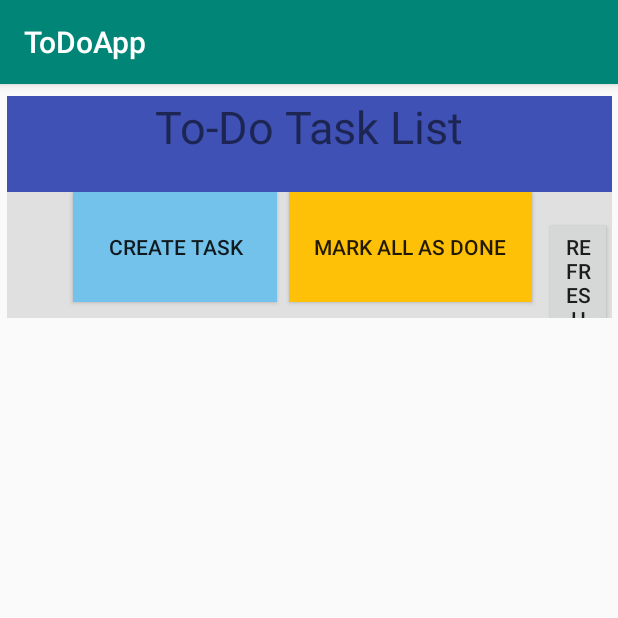
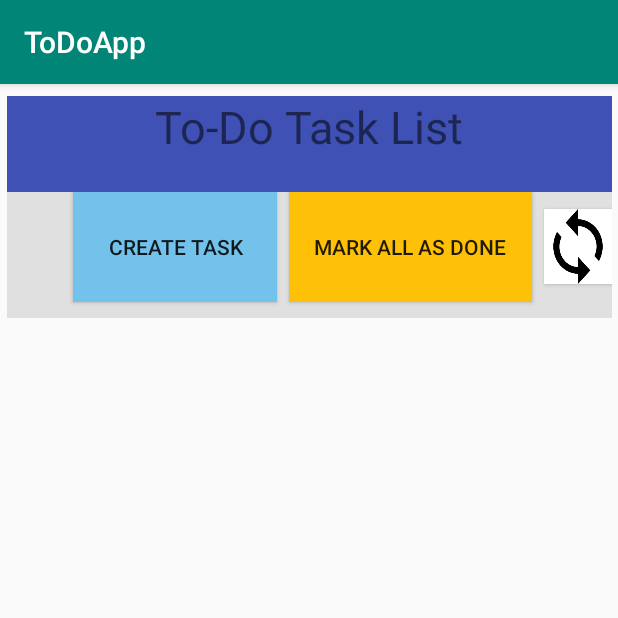
Before and after one commit to kaustuvnandy/ToDoAppProject, an Android app: the ToDoTaskList screen opened directly, with no data from a screen before it, on a phone screen of 412 x 824 dp, the top half of it. Run offline under Robolectric (Android 15) with nearby library versions, the phone set to English and light mode, and no system bars; libraries missing offline, so code that uses them is left out: io.realm; 5 statements that could not run were skipped.

Commit message:
4th commit
Added 'Refresh Logo', DatePicker, Minor Changes

```diff
--- a/ToDoApp/app/src/main/java/com/project/todoapp/MyAdapter.java
+++ b/ToDoApp/app/src/main/java/com/project/todoapp/MyAdapter.java
@@ -31,7 +31,7 @@ public class MyAdapter extends RecyclerView.Adapter<MyAdapter.MyViewHolder> {
     public void onBindViewHolder(@NonNull MyViewHolder holder,int position){
         Tasks task=userTasks.get(position);
         holder.task_name.setText(task.getTask_name());
-        holder.due_date.setText(task.getDate());
+        holder.due_date.setText("Due by " + task.getDate());
         holder.checkbox.setChecked(task.isCheck_task());
         //relative layout background color left;
     }
--- a/ToDoApp/app/src/main/res/layout/activity_to_do_task_list.xml
+++ b/ToDoApp/app/src/main/res/layout/activity_to_do_task_list.xml
@@ -56,17 +56,16 @@
             android:text="Mark All As Done"
             android:textAlignment="center"
             app:layout_constraintBottom_toBottomOf="@+id/linearLayout"
-            app:layout_constraintEnd_toEndOf="@+id/linearLayout"
-            app:layout_constraintStart_toEndOf="@+id/create_task"
+            app:layout_constraintStart_toStartOf="@+id/linearLayout"
             app:layout_constraintTop_toTopOf="@+id/linearLayout" />
 
         <Button
             android:id="@+id/refresh_activity"
-            android:layout_width="wrap_content"
-            android:layout_height="wrap_content"
+            android:layout_width="40dp"
+            android:layout_height="50dp"
             android:layout_weight="1"
-            android:text="refresh"
-            android:onClick="onClickRefresh"/>
+            android:background="@drawable/refresh_logo"
+            android:onClick="onClickRefresh" />
     </LinearLayout>
 
     <androidx.recyclerview.widget.RecyclerView
@@ -84,8 +83,8 @@
         android:id="@+id/empty_container"
         android:layout_width="match_parent"
         android:layout_height="match_parent"
-        tools:layout_editor_absoluteX="0dp"
-        tools:layout_editor_absoluteY="-39dp">
+        tools:layout_editor_absoluteX="-16dp"
+        tools:layout_editor_absoluteY="0dp">
 
 
     </FrameLayout>
```
Also changed, not shown: ToDoApp/app/src/main/java/com/project/todoapp/CreateToDoTask.java (+40 -2 lines), ToDoApp/app/src/main/res/layout/activity_create_to_do_task.xml (+6 -4 lines), ToDoApp/app/src/main/res/drawable/refresh_logo.png (added).
